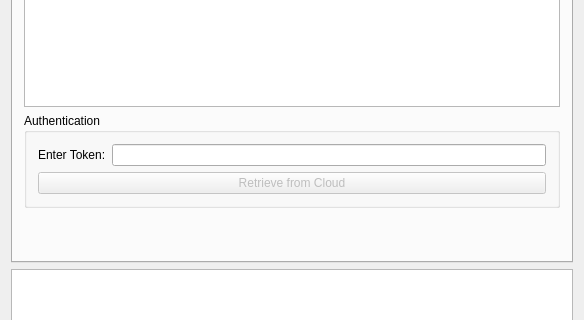
Above: examples/solum_qt/solumqt.ui from clariusdev/solum before the change; both pictures show x 0 to 584 and y 211 to 531 of the 584 by 705 pixel window. Below: the same form after it.
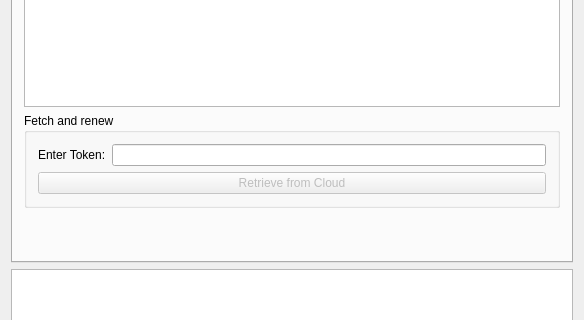
That is the form after the change. Custom widgets are drawn as their Qt base class.

Commit message: Qt: Certificates: assign a nicer name to the retrieval group box

What changed in the file:
```diff
--- a/examples/solum_qt/solumqt.ui
+++ b/examples/solum_qt/solumqt.ui
@@ -79,7 +79,7 @@
         <item>
          <widget class="QGroupBox" name="groupBox_4">
           <property name="title">
-           <string>Authentication</string>
+           <string>Fetch and renew</string>
           </property>
           <layout class="QVBoxLayout" name="verticalLayout_12">
            <item>
```
The commit also changes 1 other file.
